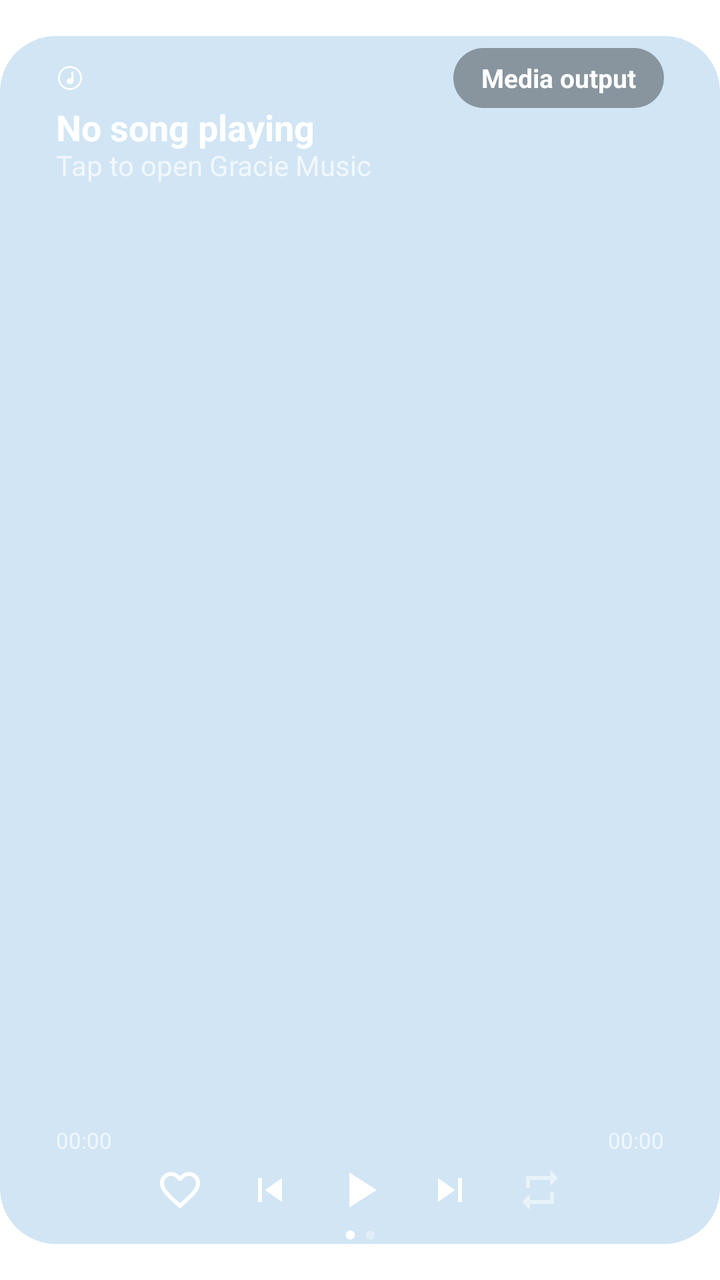
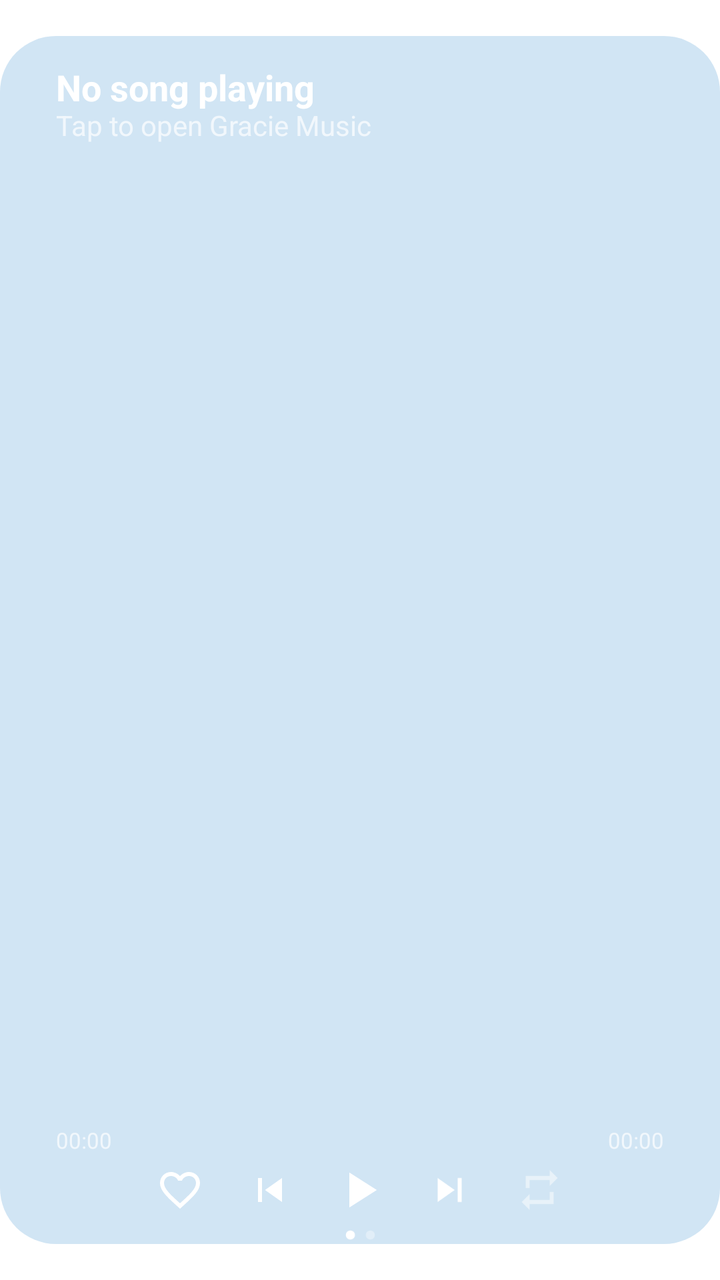

Screens rendered from an Android XML layout before and after an edit, with the pre-edit source and the edit as a unified diff.
<!-- AndroidManifest.xml: application theme Theme.vivimusic -->
<!-- res/layout/widget_notification.xml -->
<?xml version="1.0" encoding="utf-8"?>
<FrameLayout xmlns:android="http://schemas.android.com/apk/res/android"
    android:layout_width="match_parent"
    android:layout_height="match_parent"
    android:paddingTop="18dp"
    android:paddingBottom="18dp"
    android:theme="@style/Theme.Widget.vivimusic">

  
  <FrameLayout
    android:id="@android:id/background"
    android:layout_width="match_parent"
    android:layout_height="match_parent"
    android:background="@drawable/widget_background">

    <ImageView
        android:id="@+id/widget_n_bg"
        android:layout_width="match_parent"
        android:layout_height="match_parent"
        android:scaleType="centerCrop"
        android:importantForAccessibility="no" />

    <LinearLayout
        android:id="@+id/widget_n_open_area"
        android:layout_width="match_parent"
        android:layout_height="match_parent"
        android:orientation="vertical"
        android:paddingTop="6dp">

        
        <LinearLayout
            android:layout_width="match_parent"
            android:layout_height="30dp"
            android:layout_marginStart="28dp"
            android:layout_marginEnd="28dp"
            android:orientation="horizontal"
            android:gravity="center_vertical">

            <ImageView
                android:layout_width="14dp"
                android:layout_height="14dp"
                android:src="@drawable/ic_widget_n_output"
                android:importantForAccessibility="no" />

            <TextView
                android:id="@+id/widget_n_device"
                android:layout_width="0dp"
                android:layout_height="wrap_content"
                android:layout_weight="1"
                android:layout_marginStart="8dp"
                android:layout_marginEnd="8dp"
                android:textSize="13sp"
                android:textColor="#FFFFFFFF"
                android:maxLines="1"
                android:ellipsize="end" />

            <TextView
                android:id="@+id/widget_n_output"
                android:layout_width="wrap_content"
                android:layout_height="30dp"
                android:paddingStart="14dp"
                android:paddingEnd="14dp"
                android:gravity="center"
                android:background="@drawable/widget_n_pill"
                android:text="Media output"
                android:textSize="13sp"
                android:textStyle="bold"
                android:textColor="#FFFFFFFF"
                android:maxLines="1" />
        </LinearLayout>

        <TextView
            android:id="@+id/widget_n_song_title"
            android:layout_width="match_parent"
            android:layout_height="wrap_content"
            android:layout_marginStart="28dp"
            android:layout_marginEnd="28dp"
            android:includeFontPadding="false"
            android:text="@string/not_playing"
            android:textSize="18sp"
            android:textStyle="bold"
            android:textColor="#FFFFFFFF"
            android:maxLines="1"
            android:ellipsize="end" />

        <TextView
            android:id="@+id/widget_n_artist_name"
            android:layout_width="match_parent"
            android:layout_height="wrap_content"
            android:layout_marginStart="28dp"
            android:layout_marginEnd="28dp"
            android:includeFontPadding="false"
            android:text="@string/tap_to_play"
            android:textSize="14sp"
            android:textColor="#B3FFFFFF"
            android:maxLines="1"
            android:ellipsize="end" />

        
        <FrameLayout
            android:layout_width="match_parent"
            android:layout_height="0dp"
            android:layout_weight="1" />

        
        <ImageView
            android:id="@+id/widget_n_progress"
            android:layout_width="match_parent"
            android:layout_height="28dp"
            android:layout_marginStart="28dp"
            android:layout_marginEnd="28dp"
            android:scaleType="fitCenter"
            android:importantForAccessibility="no" />

        <LinearLayout
            android:layout_width="match_parent"
            android:layout_height="wrap_content"
            android:layout_marginStart="28dp"
            android:layout_marginEnd="28dp"
            android:orientation="horizontal">

            <TextView
                android:id="@+id/widget_n_time_current"
                android:layout_width="0dp"
                android:layout_height="wrap_content"
                android:layout_weight="1"
                android:includeFontPadding="false"
                android:text="00:00"
                android:textSize="11sp"
                android:textColor="#B3FFFFFF" />

            <TextView
                android:id="@+id/widget_n_time_total"
                android:layout_width="wrap_content"
                android:layout_height="wrap_content"
                android:includeFontPadding="false"
                android:text="00:00"
                android:textSize="11sp"
                android:textColor="#B3FFFFFF" />
        </LinearLayout>

        
        <LinearLayout
            android:layout_width="match_parent"
            android:layout_height="36dp"
            android:orientation="horizontal"
            android:gravity="center_vertical">

            <FrameLayout
                android:layout_width="0dp"
                android:layout_height="36dp"
                android:layout_weight="3" />
            <ImageButton
                android:id="@+id/widget_n_like"
                android:layout_width="0dp"
                android:layout_height="36dp"
                android:layout_weight="2"
                android:padding="6dp"
                android:scaleType="fitCenter"
                android:background="@android:color/transparent"
                android:src="@drawable/ic_widget_n_heart_off"
                android:contentDescription="@string/like" />
            <ImageButton
                android:id="@+id/widget_n_prev"
                android:layout_width="0dp"
                android:layout_height="36dp"
                android:layout_weight="2"
                android:padding="6dp"
                android:scaleType="fitCenter"
                android:background="@android:color/transparent"
                android:src="@drawable/ic_widget_n_prev"
                android:contentDescription="@string/previous" />
            <FrameLayout
                android:id="@+id/widget_n_play_container"
                android:layout_width="0dp"
                android:layout_height="36dp"
                android:layout_weight="2">

                <ImageView
                    android:id="@+id/widget_n_play_pause"
                    android:layout_width="30dp"
                    android:layout_height="30dp"
                    android:layout_gravity="center"
                    android:src="@drawable/ic_widget_n_play"
                    android:contentDescription="@string/play_pause" />
            </FrameLayout>
            <ImageButton
                android:id="@+id/widget_n_next"
                android:layout_width="0dp"
                android:layout_height="36dp"
                android:layout_weight="2"
                android:padding="6dp"
                android:scaleType="fitCenter"
                android:background="@android:color/transparent"
                android:src="@drawable/ic_widget_n_next"
                android:contentDescription="@string/next" />
            <ImageButton
                android:id="@+id/widget_n_repeat"
                android:layout_width="0dp"
                android:layout_height="36dp"
                android:layout_weight="2"
                android:padding="6dp"
                android:scaleType="fitCenter"
                android:background="@android:color/transparent"
                android:src="@drawable/ic_widget_n_repeat_off"
                android:contentDescription="@string/repeat" />
            <FrameLayout
                android:layout_width="0dp"
                android:layout_height="36dp"
                android:layout_weight="3" />
        </LinearLayout>

        
        <ImageView
            android:layout_width="match_parent"
            android:layout_height="9dp"
            android:scaleType="center"
            android:src="@drawable/ic_widget_n_dots"
            android:importantForAccessibility="no" />
    </LinearLayout>
  </FrameLayout>
</FrameLayout>
<!-- resources referenced by this layout -->
<resources>
  <!-- drawable ic_widget_n_dots (drawable) -->
  <?xml version="1.0" encoding="utf-8"?>
  <vector xmlns:android="http://schemas.android.com/apk/res/android"
      android:width="15dp"
      android:height="5dp"
      android:viewportWidth="15"
      android:viewportHeight="5">
      <path
          android:fillColor="#FFFFFFFF"
          android:pathData="M2.5,2.5m-2.3,0a2.3,2.3 0,1 1,4.6 0a2.3,2.3 0,1 1,-4.6 0" />
      <path
          android:fillColor="#59FFFFFF"
          android:pathData="M12.5,2.5m-2.3,0a2.3,2.3 0,1 1,4.6 0a2.3,2.3 0,1 1,-4.6 0" />
  </vector>
  <!-- drawable ic_widget_n_next (drawable) -->
  <vector xmlns:android="http://schemas.android.com/apk/res/android"
      android:width="24dp"
      android:height="24dp"
      android:viewportWidth="24"
      android:viewportHeight="24">
      <path
          android:fillColor="#FFFFFFFF"
          android:fillAlpha="1"
          android:pathData="M6,18l8.5,-6L6,6v12zM16,6v12h2V6h-2z" />
  </vector>
  <!-- drawable ic_widget_n_output (drawable) -->
  <?xml version="1.0" encoding="utf-8"?>
  <vector xmlns:android="http://schemas.android.com/apk/res/android"
      android:width="24dp"
      android:height="24dp"
      android:viewportWidth="24"
      android:viewportHeight="24">
      <path
          android:strokeColor="#FFFFFFFF"
          android:strokeWidth="1.6"
          android:pathData="M12,12m-9.5,0a9.5,9.5 0,1 1,19 0a9.5,9.5 0,1 1,-19 0" />
      <path
          android:fillColor="#FFFFFFFF"
          android:pathData="M13.2,6.5h1.8v8.2c0,1.5 -1.3,2.6 -2.9,2.6s-2.9,-1.1 -2.9,-2.6s1.3,-2.6 2.9,-2.6c0.4,0 0.7,0.1 1.1,0.2z" />
  </vector>
  <!-- drawable ic_widget_n_play (drawable) -->
  <vector xmlns:android="http://schemas.android.com/apk/res/android"
      android:width="24dp"
      android:height="24dp"
      android:viewportWidth="24"
      android:viewportHeight="24">
      <path
          android:fillColor="#FFFFFFFF"
          android:fillAlpha="1"
          android:pathData="M8,5v14l11,-7z" />
  </vector>
  <!-- drawable ic_widget_n_prev (drawable) -->
  <vector xmlns:android="http://schemas.android.com/apk/res/android"
      android:width="24dp"
      android:height="24dp"
      android:viewportWidth="24"
      android:viewportHeight="24">
      <path
          android:fillColor="#FFFFFFFF"
          android:fillAlpha="1"
          android:pathData="M6,6h2v12H6zM9.5,12l8.5,6V6z" />
  </vector>
  <!-- drawable ic_widget_n_repeat_off (drawable) -->
  <vector xmlns:android="http://schemas.android.com/apk/res/android"
      android:width="24dp"
      android:height="24dp"
      android:viewportWidth="24"
      android:viewportHeight="24">
      <path
          android:fillColor="#FFFFFFFF"
          android:fillAlpha="0.5"
          android:pathData="M7,7h10v3l4,-4 -4,-4v3H5v6h2V7zM17,17H7v-3l-4,4 4,4v-3h12v-6h-2v4z" />
  </vector>
  <!-- drawable widget_background (drawable) -->
  <?xml version="1.0" encoding="utf-8"?>
  <shape xmlns:android="http://schemas.android.com/apk/res/android"
      xmlns:tools="http://schemas.android.com/tools"
      android:shape="rectangle">
      <solid android:color="@android:color/system_accent1_100"
          tools:targetApi="31" />
      <corners android:radius="28dp" />
  </shape>
  <!-- drawable widget_n_pill (drawable) -->
  <?xml version="1.0" encoding="utf-8"?>
  <shape xmlns:android="http://schemas.android.com/apk/res/android"
      android:shape="rectangle">
      <solid android:color="#59000000" />
      <corners android:radius="20dp" />
  </shape>
  <string name="like">Like</string>
  <string name="next">Next</string>
  <string name="not_playing">No song playing</string>
  <string name="play_pause">Play/Pause</string>
  <string name="previous">Previous</string>
  <string name="repeat">Repeat</string>
  <string name="tap_to_play">Tap to open Gracie Music</string>
  <style name="Theme.Widget.vivimusic" parent="@android:style/Theme.DeviceDefault.DayNight">
          <item name="android:colorBackground">#E6E1E5</item>
      </style>
  <!-- unchanged entries left out for length: 2 -->
</resources>

<!-- the commit's change to res/layout/widget_notification.xml (unified diff, before → after) -->
@@ -25,49 +25,7 @@
         android:layout_width="match_parent"
         android:layout_height="match_parent"
         android:orientation="vertical"
-        android:paddingTop="6dp">
-
-        
-        <LinearLayout
-            android:layout_width="match_parent"
-            android:layout_height="30dp"
-            android:layout_marginStart="28dp"
-            android:layout_marginEnd="28dp"
-            android:orientation="horizontal"
-            android:gravity="center_vertical">
-
-            <ImageView
-                android:layout_width="14dp"
-                android:layout_height="14dp"
-                android:src="@drawable/ic_widget_n_output"
-                android:importantForAccessibility="no" />
-
-            <TextView
-                android:id="@+id/widget_n_device"
-                android:layout_width="0dp"
-                android:layout_height="wrap_content"
-                android:layout_weight="1"
-                android:layout_marginStart="8dp"
-                android:layout_marginEnd="8dp"
-                android:textSize="13sp"
-                android:textColor="#FFFFFFFF"
-                android:maxLines="1"
-                android:ellipsize="end" />
-
-            <TextView
-                android:id="@+id/widget_n_output"
-                android:layout_width="wrap_content"
-                android:layout_height="30dp"
-                android:paddingStart="14dp"
-                android:paddingEnd="14dp"
-                android:gravity="center"
-                android:background="@drawable/widget_n_pill"
-                android:text="Media output"
-                android:textSize="13sp"
-                android:textStyle="bold"
-                android:textColor="#FFFFFFFF"
-                android:maxLines="1" />
-        </LinearLayout>
+        android:paddingTop="16dp">
 
         <TextView
             android:id="@+id/widget_n_song_title"
<!-- resource entries referenced after the edit -->
@@ -24,21 +24,6 @@
           android:fillColor="#FFFFFFFF"
           android:fillAlpha="1"
           android:pathData="M6,18l8.5,-6L6,6v12zM16,6v12h2V6h-2z" />
-  </vector>
-  <!-- drawable ic_widget_n_output (drawable) -->
-  <?xml version="1.0" encoding="utf-8"?>
-  <vector xmlns:android="http://schemas.android.com/apk/res/android"
-      android:width="24dp"
-      android:height="24dp"
-      android:viewportWidth="24"
-      android:viewportHeight="24">
-      <path
-          android:strokeColor="#FFFFFFFF"
-          android:strokeWidth="1.6"
-          android:pathData="M12,12m-9.5,0a9.5,9.5 0,1 1,19 0a9.5,9.5 0,1 1,-19 0" />
-      <path
-          android:fillColor="#FFFFFFFF"
-          android:pathData="M13.2,6.5h1.8v8.2c0,1.5 -1.3,2.6 -2.9,2.6s-2.9,-1.1 -2.9,-2.6s1.3,-2.6 2.9,-2.6c0.4,0 0.7,0.1 1.1,0.2z" />
   </vector>
   <!-- drawable ic_widget_n_play (drawable) -->
   <vector xmlns:android="http://schemas.android.com/apk/res/android"
@@ -82,13 +67,6 @@
           tools:targetApi="31" />
       <corners android:radius="28dp" />
   </shape>
-  <!-- drawable widget_n_pill (drawable) -->
-  <?xml version="1.0" encoding="utf-8"?>
-  <shape xmlns:android="http://schemas.android.com/apk/res/android"
-      android:shape="rectangle">
-      <solid android:color="#59000000" />
-      <corners android:radius="20dp" />
-  </shape>
   <string name="like">Like</string>
   <string name="next">Next</string>
   <string name="not_playing">No song playing</string>
